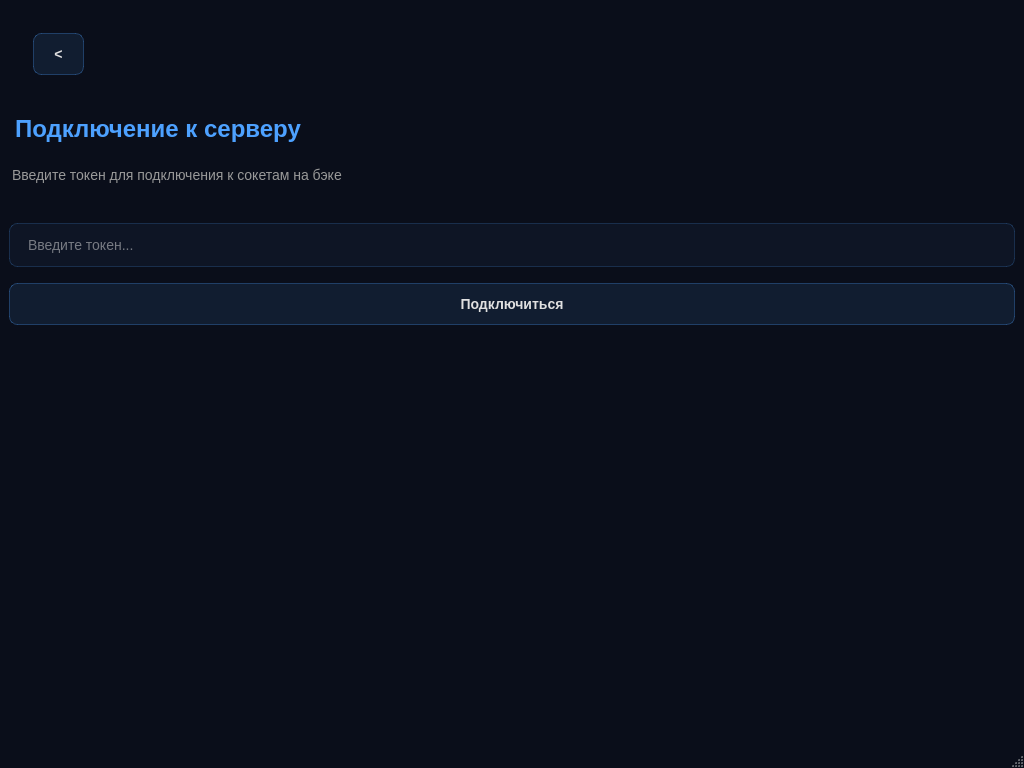
First picture: the form in BrainBit/neurosamples-main/Bit/ui/TokenScreenRuUI.ui, repository simai1/sfedu-hackathon-2025, before the edit.
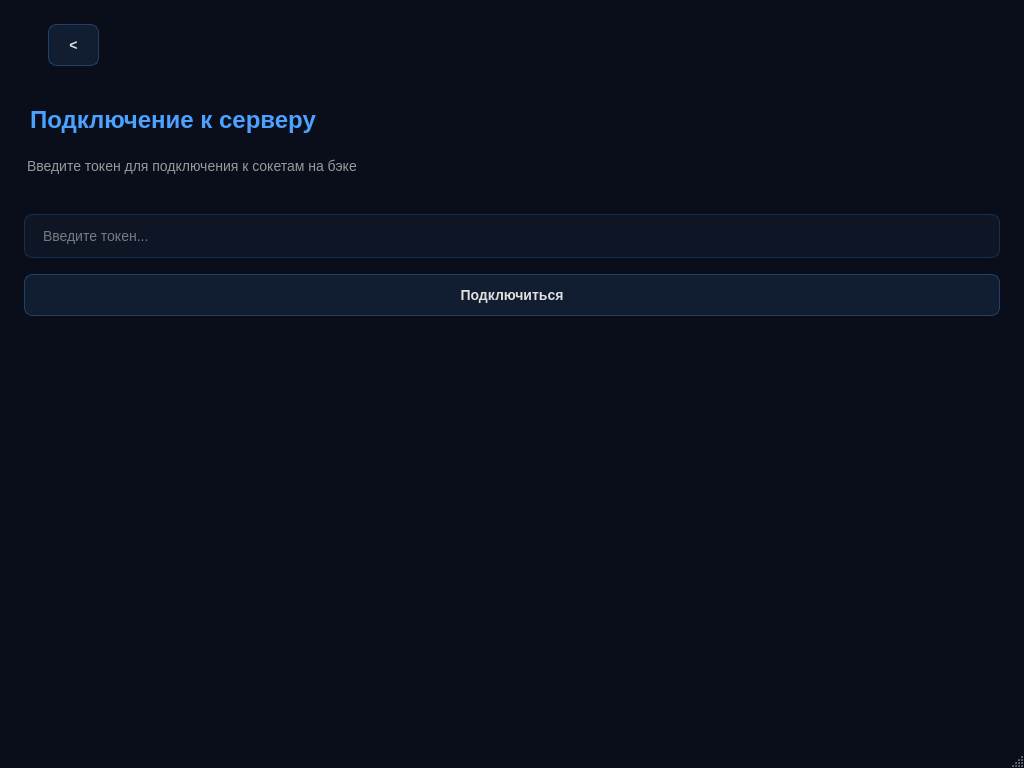
Second picture: the form after the edit.

Patch:
```diff
--- a/BrainBit/neurosamples-main/Bit/ui/TokenScreenRuUI.ui
+++ b/BrainBit/neurosamples-main/Bit/ui/TokenScreenRuUI.ui
@@ -89,6 +89,18 @@
     <property name="spacing">
      <number>16</number>
     </property>
+    <property name="leftMargin">
+     <number>24</number>
+    </property>
+    <property name="rightMargin">
+     <number>24</number>
+    </property>
+    <property name="topMargin">
+     <number>0</number>
+    </property>
+    <property name="bottomMargin">
+     <number>24</number>
+    </property>
     <item>
      <layout class="QHBoxLayout" name="horizontalLayout">
       <property name="spacing">
```
